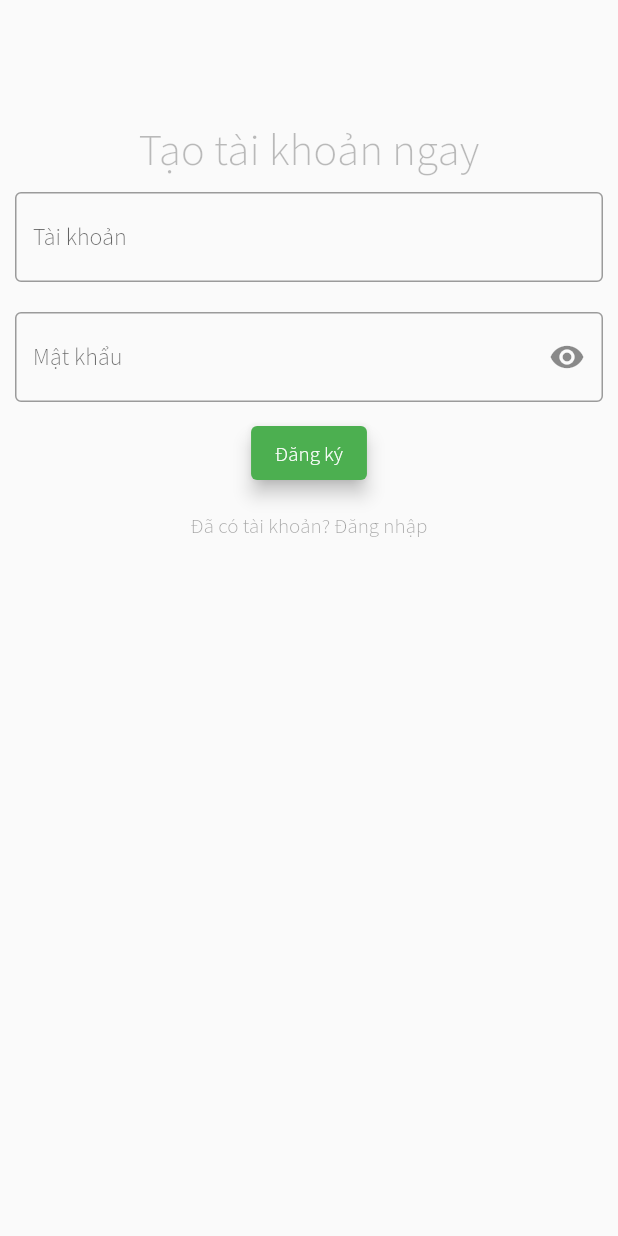
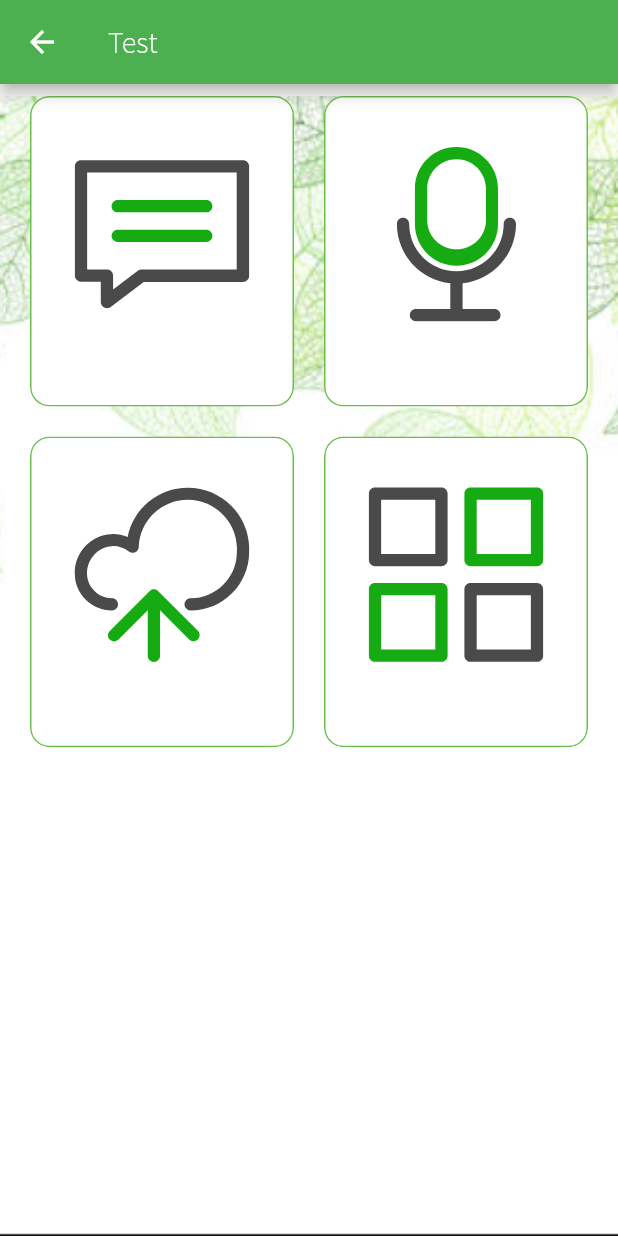
Before and after one commit to TranCongLiem/ALS_FE_CapstoneUI, a Flutter app: the SaveRecording screen opened directly, on a phone screen of 412 x 824 dp. Run offline on Flutter 3.47's test engine with Material 2 defaults, Android fonts, the phone set to English and light mode, and no system bars; our stand-ins replace animated_splash_screen, avatar_glow, flutter_svg, flutter_tts, lottie, page_transition and 3 more; missing offline and left inert: clipboard, highlight_text.

Commit message:
TanTN_130922

```diff
--- a/lib/Components/PageRoute/route_generator.dart
+++ b/lib/Components/PageRoute/route_generator.dart
@@ -1,3 +1,4 @@
+import 'package:capstone_ui/Feature/SaveRecord/SaveRecording.dart';
 import 'package:capstone_ui/Home/home.dart';
 import 'package:capstone_ui/Login/login_screen.dart';
 import 'package:flutter/material.dart';
@@ -10,6 +11,8 @@ class RouteGenerator {
         return MaterialPageRoute(builder: (_) => Home());
       case '/login':
         return MaterialPageRoute(builder: (_) => LoginScreen());
+      case '/saveRecord':
+        return MaterialPageRoute(builder: (_) => SaveRecording());
       default:
         return _errorRoute();
     }
--- a/lib/Feature/Profile/profile_screen.dart
+++ b/lib/Feature/Profile/profile_screen.dart
@@ -28,7 +28,7 @@ class _ProfiletState extends State<Profile> {
         ),),
         backgroundColor: greenALS,
         actions: <Widget>[
-          FlatButton(
+          TextButton(
             onPressed: () {},
             child: Text(
               "Chỉnh sửa",
--- a/lib/Feature/SaveRecord/SaveRecording.dart
+++ b/lib/Feature/SaveRecord/SaveRecording.dart
@@ -1,4 +1,7 @@
 import 'package:flutter/material.dart';
+
+import '../../Components/Home/category_card.dart';
+import '../../Constant/constant.dart';
 
 class SaveRecording extends StatefulWidget {
   const SaveRecording({Key? key}) : super(key: key);
@@ -10,76 +13,68 @@ class SaveRecording extends StatefulWidget {
 class _SaveRecordingState extends State<SaveRecording> {
   @override
   Widget build(BuildContext context) {
+    var size= MediaQuery.of(context).size;
     return Scaffold(
-      body: Center(
-          child: Container(
-            // color: Colors.green[300],
-            padding: EdgeInsets.only(left: 0, top: 80, right: 0, bottom: 0),
-            child: Column(
-              children: <Widget>[
-                Container(
-                  child: Text(
-                    "Tạo tài khoản ngay",
-                    style: TextStyle(
-                      fontSize: 30,
-                      color: Colors.black26,
-                    ),
-                  ),
+      appBar: AppBar(
+        title: Text("Test"),
+      ),
 
+      body: Padding(
+        padding: const EdgeInsets.only(top: 8.0),
+        child: Stack(
+          children: <Widget>[
+            Container(
+              decoration: BoxDecoration(
+                image: DecorationImage(
+                  image: AssetImage("assets/images/anh_web.png"),
+                  fit: BoxFit.cover,
                 ),
-                Padding(
-                  padding: EdgeInsets.all(10),
-                  child: TextField(
-                    decoration: InputDecoration(
-                      border: OutlineInputBorder(),
-                      labelText: 'Tài khoản',
-                      hintText: 'Nhập tài khoản',
-                    ),
+              ),
+              child: SafeArea(
+                child: Padding(
+                  padding: const EdgeInsets.symmetric(horizontal: 20),
+                  child: Column(
+                    crossAxisAlignment: CrossAxisAlignment.start,
+                    children: <Widget>[
+                      Expanded(
+                        child: GridView.count(
+                          crossAxisCount: 2,
+                          childAspectRatio: .85,
+                          crossAxisSpacing: 20,
+                          mainAxisSpacing: 20,
+                          children: <Widget>[
+                            CategoryCard(
+                              title: "",
+                              svgSrc: 'assets/icons/text.svg',
+                              press: () {}
+                            ),
+                            CategoryCard(
+                              title: "",
+                              svgSrc: 'assets/icons/microphone.svg',
+                              press: () {
+                                 },
+                            ),
+                            CategoryCard(
+                              title: "",
+                              svgSrc: "assets/icons/saverecord1.svg",
+                              press: () {},
+                            ),
+                            CategoryCard(
+                              title: "",
+                              svgSrc: "assets/icons/ex1.svg",
+                              press: () {},
+                            ),
+                          ],
+                        ),
+                      ),
+                    ],
                   ),
                 ),
-
-                Padding(
-                  padding: EdgeInsets.all(10),
-                  child: TextField(
-                    obscureText: true,
-                    decoration: InputDecoration(
-                      suffixIcon: Icon(Icons.remove_red_eye),
-                      border: OutlineInputBorder(),
-                      labelText: 'Mật khẩu',
-                      hintText: 'Nhập mật khẩu',
-                    ),
-                  ),
-                ),
-                ElevatedButton(
-                  onPressed: (){},
-                  child: Text('Đăng ký'),
-                  style: ButtonStyle(
-                      foregroundColor: MaterialStateProperty.all<Color>(Colors.white),
-                      backgroundColor: MaterialStateProperty.all<Color>(Colors.green),
-                      elevation: MaterialStateProperty.resolveWith<double>((Set<MaterialState>states){
-                        if (states.contains(MaterialState.pressed) || (states.contains(MaterialState.disabled))){
-                          return 0;
-                        }
-                        return 5;
-                      })
-                  ) ,
-                ),
-                TextButton(
-                  onPressed: (){
-
-                  } ,
-                  child: Text('Đã có tài khoản? Đăng nhập'),
-                  style: ButtonStyle(
-                    foregroundColor: MaterialStateProperty.all<Color>(Colors.black38),
-
-                  ),
-                ),
-
-              ],
-            ),
-          )
+              ),
+            )
+          ],
+        ),
       ),
-      // This trailing comma makes auto-formatting nicer for build methods.
     );
   }
 }
--- a/lib/Feature/SpeechToText/SpeechToText.dart
+++ b/lib/Feature/SpeechToText/SpeechToText.dart
@@ -59,7 +59,7 @@ class _SpeechToTextState extends State<SpeechToText> {
                   return IconButton(
                       onPressed: () async {
                         await FlutterClipboard.copy(_text);
-                        Scaffold.of(context).showSnackBar(
+                        ScaffoldMessenger.of(context).showSnackBar(
                           SnackBar(content: Text("Đã sao chép")),
                         );
                       },
--- a/lib/Feature/TextToSpeech/TextToSpeech.dart
+++ b/lib/Feature/TextToSpeech/TextToSpeech.dart
@@ -28,12 +28,19 @@ class Home extends StatelessWidget{
   @override
   Widget build(BuildContext context) {
     return Container(
+        decoration: BoxDecoration(
+          image: DecorationImage(
+            image: AssetImage("assets/images/anh_web.png"),
+            fit: BoxFit.cover,
+          ),
+        ),
         alignment: Alignment.center,
         padding: EdgeInsets.only(top: 40),
         child: Column(
           mainAxisAlignment: MainAxisAlignment.spaceBetween,
           children: <Widget>[
-            Padding(
+            Container(
+              child: Padding(
                 padding: const EdgeInsets.all(8.0),
                 child: TextFormField(
                   maxLines: 5,
@@ -52,6 +59,7 @@ class Home extends StatelessWidget{
                   style: TextStyle(
                     fontSize: 32.0,
                     color: Colors.black
+                  ),
                 ),
               ),
             ),
--- a/lib/Home/home.dart
+++ b/lib/Home/home.dart
@@ -107,7 +107,7 @@ class _HomeState extends State<Home> {
                             title: "Lưu giọng nói",
                             svgSrc: "assets/icons/saverecord1.svg",
                             press: () {
-                                Navigator.of(context).pushNamed('/login');
+                                Navigator.of(context).pushNamed('/saveRecord');
                             },
                           ),
                           CategoryCard(
```
Also changed, not shown: pubspec.lock. Lines whose indentation alone changed are shown as unchanged.
